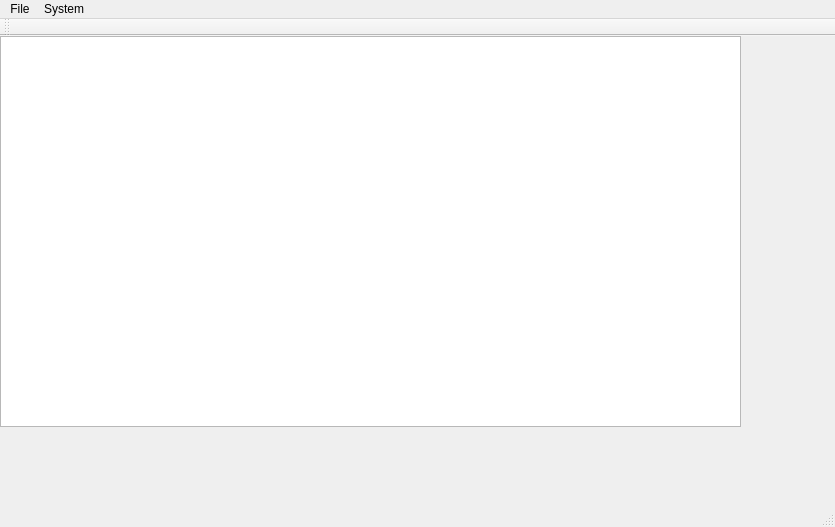
First picture: the form in gcs-2018/gcs-ui/mainwindow.ui, repository thl024/UCSD-Cansat-2017-18, before the edit.
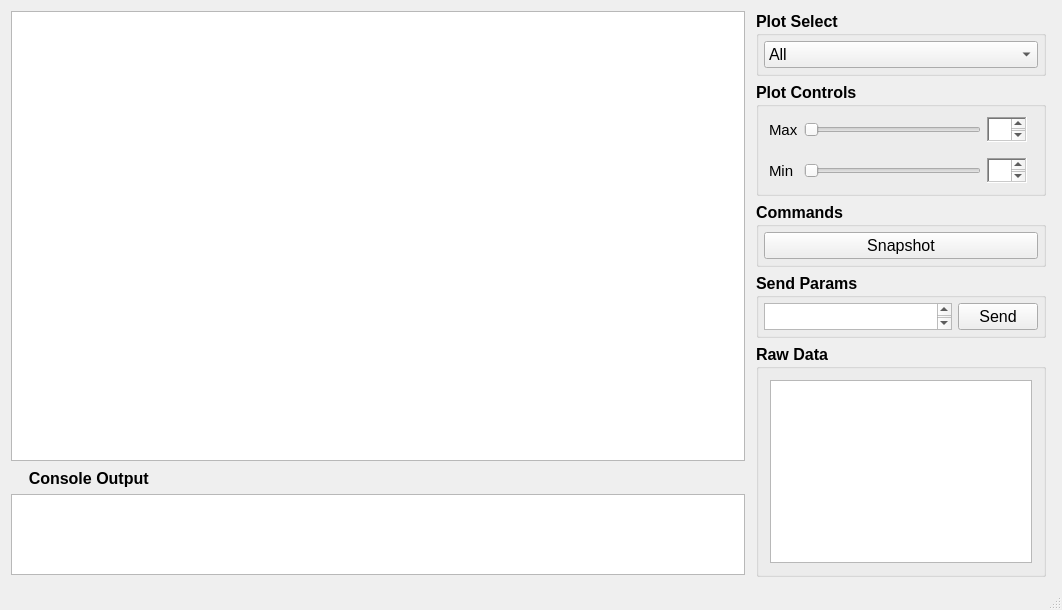
Second picture: the form after the edit.

What changed in the file:
```diff
--- a/gcs-2018/gcs-ui/mainwindow.ui
+++ b/gcs-2018/gcs-ui/mainwindow.ui
@@ -6,32 +6,455 @@
    <rect>
     <x>0</x>
     <y>0</y>
-    <width>835</width>
-    <height>527</height>
+    <width>1062</width>
+    <height>610</height>
    </rect>
   </property>
+  <property name="minimumSize">
+   <size>
+    <width>1062</width>
+    <height>610</height>
+   </size>
+  </property>
+  <property name="maximumSize">
+   <size>
+    <width>16777215</width>
+    <height>16777215</height>
+   </size>
+  </property>
   <property name="windowTitle">
    <string>MainWindow</string>
   </property>
   <widget class="QWidget" name="centralWidget">
-   <widget class="QGraphicsView" name="graphicsView">
-    <property name="geometry">
-     <rect>
-      <x>0</x>
-      <y>0</y>
-      <width>741</width>
-      <height>391</height>
-     </rect>
-    </property>
-   </widget>
-  </widget>
-  <widget class="QToolBar" name="mainToolBar">
-   <attribute name="toolBarArea">
-    <enum>TopToolBarArea</enum>
-   </attribute>
-   <attribute name="toolBarBreak">
-    <bool>false</bool>
-   </attribute>
+   <property name="sizePolicy">
+    <sizepolicy hsizetype="Preferred" vsizetype="Preferred">
+     <horstretch>0</horstretch>
+     <verstretch>0</verstretch>
+    </sizepolicy>
+   </property>
+   <layout class="QGridLayout" name="gridLayout">
+    <item row="0" column="1" rowspan="2">
+     <widget class="QWidget" name="widget" native="true">
+      <property name="minimumSize">
+       <size>
+        <width>225</width>
+        <height>0</height>
+       </size>
+      </property>
+      <property name="maximumSize">
+       <size>
+        <width>300</width>
+        <height>16777215</height>
+       </size>
+      </property>
+      <layout class="QVBoxLayout" name="verticalLayout">
+       <property name="leftMargin">
+        <number>5</number>
+       </property>
+       <property name="topMargin">
+        <number>0</number>
+       </property>
+       <property name="rightMargin">
+        <number>5</number>
+       </property>
+       <property name="bottomMargin">
+        <number>0</number>
+       </property>
+       <item>
+        <widget class="QGroupBox" name="groupBox_5">
+         <property name="maximumSize">
+          <size>
+           <width>16777215</width>
+           <height>65</height>
+          </size>
+         </property>
+         <property name="font">
+          <font>
+           <pointsize>12</pointsize>
+           <weight>75</weight>
+           <bold>true</bold>
+          </font>
+         </property>
+         <property name="title">
+          <string>Plot Select</string>
+         </property>
+         <layout class="QVBoxLayout" name="verticalLayout_4">
+          <property name="leftMargin">
+           <number>5</number>
+          </property>
+          <property name="topMargin">
+           <number>5</number>
+          </property>
+          <property name="rightMargin">
+           <number>5</number>
+          </property>
+          <property name="bottomMargin">
+           <number>5</number>
+          </property>
+          <item>
+           <widget class="QComboBox" name="comboBox">
+            <property name="font">
+             <font>
+              <weight>50</weight>
+              <bold>false</bold>
+             </font>
+            </property>
+            <item>
+             <property name="text">
+              <string>All</string>
+             </property>
+            </item>
+            <item>
+             <property name="text">
+              <string>Velocity</string>
+             </property>
+            </item>
+           </widget>
+          </item>
+         </layout>
+        </widget>
+       </item>
+       <item>
+        <widget class="QGroupBox" name="groupBox_4">
+         <property name="maximumSize">
+          <size>
+           <width>16777215</width>
+           <height>125</height>
+          </size>
+         </property>
+         <property name="font">
+          <font>
+           <pointsize>12</pointsize>
+           <weight>75</weight>
+           <bold>true</bold>
+          </font>
+         </property>
+         <property name="title">
+          <string>Plot Controls</string>
+         </property>
+         <layout class="QGridLayout" name="gridLayout_3">
+          <property name="leftMargin">
+           <number>5</number>
+          </property>
+          <property name="topMargin">
+           <number>5</number>
+          </property>
+          <property name="rightMargin">
+           <number>5</number>
+          </property>
+          <property name="bottomMargin">
+           <number>5</number>
+          </property>
+          <item row="1" column="1">
+           <widget class="QWidget" name="widget_2" native="true">
+            <layout class="QHBoxLayout" name="horizontalLayout">
+             <property name="leftMargin">
+              <number>5</number>
+             </property>
+             <property name="topMargin">
+              <number>5</number>
+             </property>
+             <property name="bottomMargin">
+              <number>5</number>
+             </property>
+             <item>
+              <widget class="QLabel" name="label">
+               <property name="font">
+                <font>
+                 <pointsize>11</pointsize>
+                 <weight>50</weight>
+                 <bold>false</bold>
+                </font>
+               </property>
+               <property name="text">
+                <string>Max</string>
+               </property>
+              </widget>
+             </item>
+             <item>
+              <widget class="QSlider" name="horizontalSlider">
+               <property name="maximum">
+                <number>100</number>
+               </property>
+               <property name="singleStep">
+                <number>9</number>
+               </property>
+               <property name="pageStep">
+                <number>11</number>
+               </property>
+               <property name="orientation">
+                <enum>Qt::Horizontal</enum>
+               </property>
+              </widget>
+             </item>
+             <item>
+              <widget class="QTextEdit" name="textEdit_3">
+               <property name="maximumSize">
+                <size>
+                 <width>40</width>
+                 <height>25</height>
+                </size>
+               </property>
+               <property name="font">
+                <font>
+                 <weight>50</weight>
+                 <bold>false</bold>
+                </font>
+               </property>
+               <property name="frameShape">
+                <enum>QFrame::WinPanel</enum>
+               </property>
+               <property name="frameShadow">
+                <enum>QFrame::Sunken</enum>
+               </property>
+              </widget>
+             </item>
+            </layout>
+           </widget>
+          </item>
+          <item row="2" column="1">
+           <widget class="QWidget" name="widget_3" native="true">
+            <layout class="QHBoxLayout" name="horizontalLayout_4">
+             <property name="leftMargin">
+              <number>5</number>
+             </property>
+             <property name="topMargin">
+              <number>5</number>
+             </property>
+             <property name="bottomMargin">
+              <number>5</number>
+             </property>
+             <item>
+              <widget class="QLabel" name="label_2">
+               <property name="font">
+                <font>
+                 <pointsize>11</pointsize>
+                 <weight>50</weight>
+                 <bold>false</bold>
+                </font>
+               </property>
+               <property name="frameShadow">
+                <enum>QFrame::Plain</enum>
+               </property>
+               <property name="text">
+                <string>Min </string>
+               </property>
+              </widget>
+             </item>
+             <item>
+              <widget class="QSlider" name="horizontalSlider_2">
+               <property name="maximum">
+                <number>100</number>
+               </property>
+               <property name="orientation">
+                <enum>Qt::Horizontal</enum>
+               </property>
+              </widget>
+             </item>
+             <item>
+              <widget class="QTextEdit" name="textEdit_4">
+               <property name="maximumSize">
+                <size>
+                 <width>40</width>
+                 <height>25</height>
+                </size>
+               </property>
+               <property name="font">
+                <font>
+                 <weight>50</weight>
+                 <bold>false</bold>
+                </font>
+               </property>
+               <property name="frameShape">
+                <enum>QFrame::WinPanel</enum>
+               </property>
+              </widget>
+             </item>
+            </layout>
+           </widget>
+          </item>
+         </layout>
+        </widget>
+       </item>
+       <item>
+        <widget class="QGroupBox" name="groupBox">
+         <property name="maximumSize">
+          <size>
+           <width>16777215</width>
+           <height>65</height>
+          </size>
+         </property>
+         <property name="font">
+          <font>
+           <pointsize>12</pointsize>
+           <weight>75</weight>
+           <bold>true</bold>
+          </font>
+         </property>
+         <property name="title">
+          <string>Commands</string>
+         </property>
+         <layout class="QVBoxLayout" name="verticalLayout_2">
+          <property name="leftMargin">
+           <number>5</number>
+          </property>
+          <property name="topMargin">
+           <number>5</number>
+          </property>
+          <property name="rightMargin">
+           <number>5</number>
+          </property>
+          <property name="bottomMargin">
+           <number>5</number>
+          </property>
+          <item>
+           <widget class="QPushButton" name="pushButton">
+            <property name="font">
+             <font>
+              <weight>50</weight>
+              <bold>false</bold>
+             </font>
+            </property>
+            <property name="text">
+             <string>Snapshot</string>
+            </property>
+           </widget>
+          </item>
+         </layout>
+        </widget>
+       </item>
+       <item>
+        <widget class="QGroupBox" name="groupBox_3">
+         <property name="maximumSize">
+          <size>
+           <width>16777215</width>
+           <height>65</height>
+          </size>
+         </property>
+         <property name="font">
+          <font>
+           <pointsize>12</pointsize>
+           <weight>75</weight>
+           <bold>true</bold>
+          </font>
+         </property>
+         <property name="title">
+          <string>Send Params</string>
+         </property>
+         <layout class="QHBoxLayout" name="horizontalLayout_3">
+          <property name="leftMargin">
+           <number>5</number>
+          </property>
+          <property name="topMargin">
+           <number>5</number>
+          </property>
+          <property name="rightMargin">
+           <number>5</number>
+          </property>
+          <property name="bottomMargin">
+           <number>5</number>
+          </property>
+          <item>
+           <widget class="QTextEdit" name="textEdit">
+            <property name="maximumSize">
+             <size>
+              <width>16777215</width>
+              <height>65</height>
+             </size>
+            </property>
+            <property name="font">
+             <font>
+              <weight>50</weight>
+              <bold>false</bold>
+             </font>
+            </property>
+           </widget>
+          </item>
+          <item>
+           <widget class="QPushButton" name="pushButton_2">
+            <property name="font">
+             <font>
+              <weight>50</weight>
+              <bold>false</bold>
+             </font>
+            </property>
+            <property name="text">
+             <string>Send</string>
+            </property>
+           </widget>
+          </item>
+         </layout>
+        </widget>
+       </item>
+       <item>
+        <widget class="QGroupBox" name="groupBox_2">
+         <property name="font">
+          <font>
+           <pointsize>12</pointsize>
+           <weight>75</weight>
+           <bold>true</bold>
+          </font>
+         </property>
+         <property name="title">
+          <string>Raw Data</string>
+         </property>
+         <layout class="QGridLayout" name="gridLayout_2">
+          <item row="0" column="0">
+           <widget class="QTableView" name="tableView"/>
+          </item>
+         </layout>
+        </widget>
+       </item>
+      </layout>
+     </widget>
+    </item>
+    <item row="1" column="0">
+     <widget class="QWidget" name="widget_4" native="true">
+      <property name="maximumSize">
+       <size>
+        <width>16777215</width>
+        <height>110</height>
+       </size>
+      </property>
+      <layout class="QVBoxLayout" name="verticalLayout_3">
+       <property name="leftMargin">
+        <number>0</number>
+       </property>
+       <property name="topMargin">
+        <number>2</number>
+       </property>
+       <property name="rightMargin">
+        <number>0</number>
+       </property>
+       <property name="bottomMargin">
+        <number>2</number>
+       </property>
+       <item>
+        <widget class="QLabel" name="label_3">
+         <property name="font">
+          <font>
+           <pointsize>12</pointsize>
+           <weight>75</weight>
+           <bold>true</bold>
+           <underline>false</underline>
+           <strikeout>false</strikeout>
+          </font>
+         </property>
+         <property name="text">
+          <string>    Console Output</string>
+         </property>
+        </widget>
+       </item>
+       <item>
+        <widget class="QTextBrowser" name="textBrowser"/>
+       </item>
+      </layout>
+     </widget>
+    </item>
+    <item row="0" column="0">
+     <widget class="QGraphicsView" name="graphicsView"/>
+    </item>
+   </layout>
   </widget>
   <widget class="QStatusBar" name="statusBar"/>
   <widget class="QMenuBar" name="menuBar">
@@ -39,22 +462,10 @@
     <rect>
      <x>0</x>
      <y>0</y>
-     <width>835</width>
+     <width>1062</width>
      <height>22</height>
     </rect>
    </property>
-   <widget class="QMenu" name="menuFile">
-    <property name="title">
-     <string>File</string>
-    </property>
-   </widget>
-   <widget class="QMenu" name="menuSystem">
-    <property name="title">
-     <string>System</string>
-    </property>
-   </widget>
-   <addaction name="menuFile"/>
-   <addaction name="menuSystem"/>
   </widget>
  </widget>
  <layoutdefault spacing="6" margin="11"/>
```
